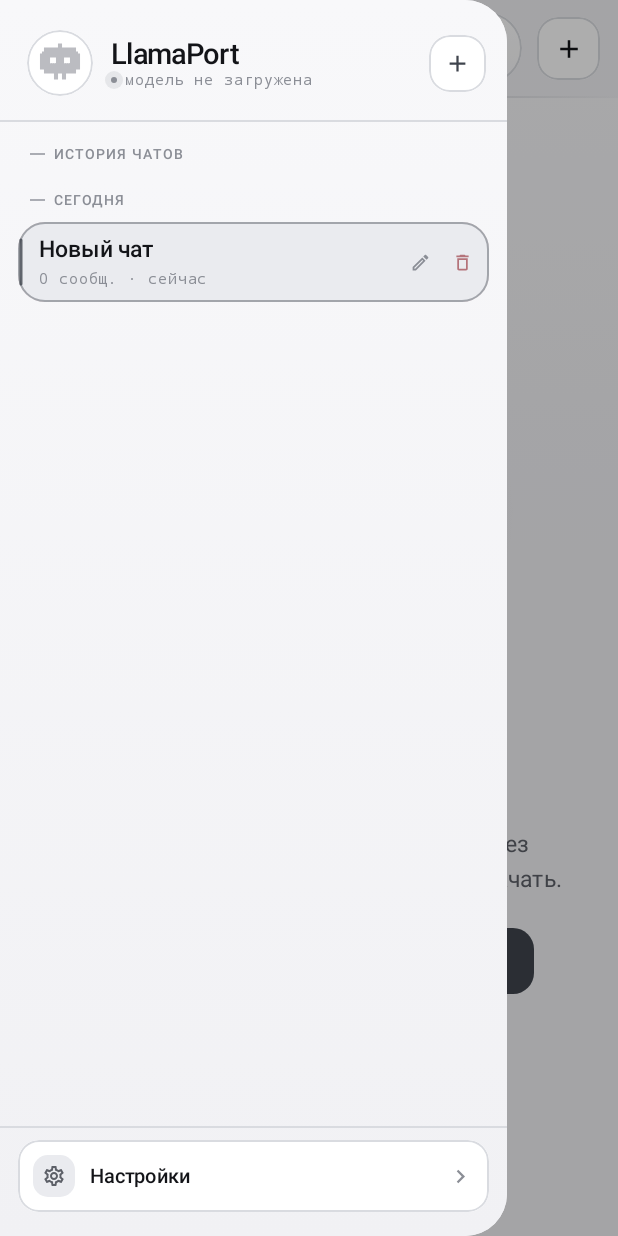
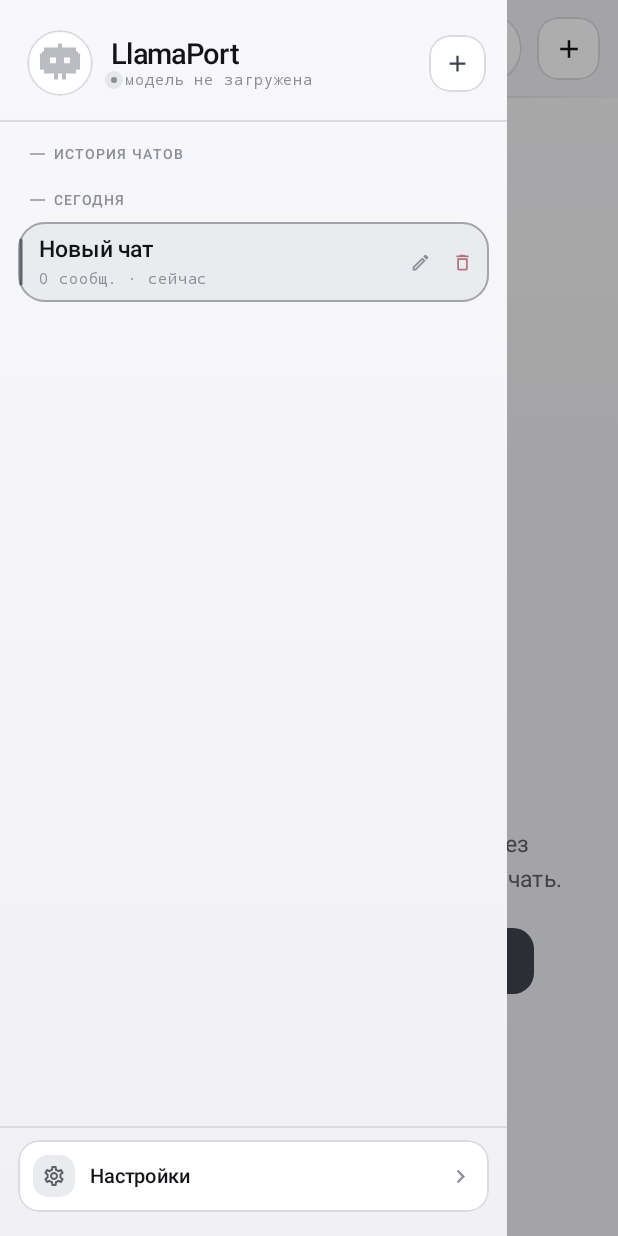
Before and after one commit to Fatalist0001/LlamaPort, an Android app built with Jetpack Compose: the screen it shows after launch (MainActivity), after a tap on "Меню", on a phone screen of 412 x 824 dp. Run offline under Robolectric (Android 15) with nearby library versions, the phone set to English and light mode, and no system bars; pictures from the network do not load; 2 other taps on this screen came first.

Commit message:
perf(drawer): eliminate full-sheet scroll texture uploads

```diff
--- a/app/src/main/java/com/llamaport/app/ChatScreen.kt
+++ b/app/src/main/java/com/llamaport/app/ChatScreen.kt
@@ -1048,6 +1048,9 @@ internal fun SessionRow(
                         tint = palette.textMuted,
                         size = 28.dp,
                         iconSize = 14.dp,
+                        // Keep list actions lightweight: no per-button press
+                        // animation state or graphics layer during flings.
+                        pressEffect = false,
                     )
                     ObsidianIconButton(
                         icon = Icons.Outlined.Delete,
@@ -1057,6 +1060,7 @@ internal fun SessionRow(
                         tint = if (active) palette.error.copy(alpha = 0.75f) else palette.textMuted,
                         size = 28.dp,
                         iconSize = 14.dp,
+                        pressEffect = false,
                     )
                 }
             }
--- a/app/src/main/java/com/llamaport/app/HomeChrome.kt
+++ b/app/src/main/java/com/llamaport/app/HomeChrome.kt
@@ -35,6 +35,7 @@ import androidx.compose.foundation.layout.widthIn
 import androidx.compose.foundation.layout.windowInsetsPadding
 import androidx.compose.foundation.lazy.LazyColumn
 import androidx.compose.foundation.lazy.items
+import androidx.compose.foundation.lazy.rememberLazyListState
 import androidx.compose.foundation.rememberScrollState
 import androidx.compose.foundation.verticalScroll
 import androidx.compose.foundation.shape.CircleShape
@@ -60,6 +61,7 @@ import androidx.compose.material3.TextButton
 import androidx.compose.material3.ripple
 import androidx.compose.runtime.Composable
 import androidx.compose.runtime.LaunchedEffect
+import androidx.compose.runtime.derivedStateOf
 import androidx.compose.runtime.getValue
 import androidx.compose.runtime.mutableIntStateOf
 import androidx.compose.runtime.mutableStateOf
@@ -69,6 +71,7 @@ import androidx.compose.ui.Alignment
 import androidx.compose.ui.Modifier
 import androidx.compose.ui.draw.clip
 import androidx.compose.ui.graphics.Brush
+import androidx.compose.ui.graphics.RectangleShape
 import androidx.compose.ui.graphics.graphicsLayer
 import androidx.compose.ui.graphics.vector.ImageVector
 import androidx.compose.ui.text.font.FontWeight
@@ -308,6 +311,12 @@ internal fun AppDrawer(
             )
         }
     }
+    // The history list. Its scroll state also gates the header robot: while the
+    // user drags or flings the list, every robot tick would invalidate a frame
+    // mid-scroll for an animation nobody is looking at, so the robot freezes
+    // for the duration of the gesture and resumes when the list settles.
+    val sessionsListState = rememberLazyListState()
+    val scrolling by remember { derivedStateOf { sessionsListState.isScrollInProgress } }
 
     ModalDrawerSheet(
         modifier = Modifier
@@ -315,7 +324,10 @@ internal fun AppDrawer(
             .fillMaxWidth(0.82f),
         drawerContainerColor = palette.background,
         drawerContentColor = palette.textPrimary,
-        drawerShape = RoundedCornerShape(topEnd = 28.dp, bottomEnd = 28.dp),
+        // A rounded full-height Surface forces the changing LazyColumn into an
+        // 886x2274 offscreen texture; Perfetto showed that texture uploading on
+        // every scroll frame. Keep the sheet rectangular so rows draw directly.
+        drawerShape = RectangleShape,
     ) {
         Box(
             Modifier
@@ -346,8 +358,9 @@ internal fun AppDrawer(
                                     size = 32.dp,
                                     // The drawer content stays composed while the
                                     // drawer is closed; freeze the robot so it never
-                                    // animates offscreen.
-                                    active = drawerActive,
+                                    // animates offscreen, and freeze it during a list
+                                    // scroll so no tick lands in a scroll frame.
+                                    active = drawerActive && !scrolling,
                                 )
                             }
                             Spacer(Modifier.width(12.dp))
@@ -432,6 +445,7 @@ internal fun AppDrawer(
                     } else {
                         LazyColumn(
                             Modifier.fillMaxSize(),
+                            state = sessionsListState,
                             contentPadding = PaddingValues(horizontal = 12.dp, vertical = 4.dp),
                         ) {
                             visibleSessions.forEach { (group, sessions) ->
@@ -583,14 +597,22 @@ private fun DrawerPart(
     modifier: Modifier = Modifier,
     content: @Composable () -> Unit,
 ) {
-    Box(
+    val revealFinished by remember(reveal) {
+        derivedStateOf { reveal.value >= 0.999f }
+    }
+    val revealModifier = if (revealFinished) {
+        // Drop the layer once the entrance has settled. Keeping a graphics
+        // layer around the LazyColumn makes each scroll frame re-upload it.
+        modifier
+    } else {
         modifier.graphicsLayer {
             val start = index * 0.08f
             val progress = ((reveal.value - start) / 0.76f).coerceIn(0f, 1f)
             alpha = progress
             translationX = (1f - progress) * 20.dp.toPx()
-        },
-    ) {
+        }
+    }
+    Box(revealModifier) {
         content()
     }
 }
--- a/app/src/main/java/com/llamaport/app/ui/components/Obsidian.kt
+++ b/app/src/main/java/com/llamaport/app/ui/components/Obsidian.kt
@@ -8,7 +8,7 @@ import androidx.compose.animation.core.tween
 import androidx.compose.foundation.Canvas
 import androidx.compose.foundation.background
 import androidx.compose.foundation.border
-import androidx.compose.foundation.interaction.MutableInteractionSource
+import androidx.compose.foundation.clickable
 import androidx.compose.foundation.layout.Arrangement
 import androidx.compose.foundation.layout.Box
 import androidx.compose.foundation.layout.BoxScope
@@ -163,7 +163,14 @@ fun StateDot(
     }
 }
 
-/** Circular / squircle icon button used in bars and card corners. */
+/**
+ * Circular / squircle icon button used in bars and card corners.
+ *
+ * [pressEffect] adds the press scale and its animation layer. Inside a long
+ * scrolling list each instance costs an animation state, a coroutine and a
+ * graphics layer, so list rows pass `false` and keep a ripple plus click
+ * haptics without paying that per-row animation cost.
+ */
 @Composable
 fun ObsidianIconButton(
     icon: ImageVector,
@@ -177,8 +184,11 @@ fun ObsidianIconButton(
     size: Dp = 40.dp,
     iconSize: Dp = 20.dp,
     shape: Shape = MaterialTheme.shapes.small,
+    pressEffect: Boolean = true,
 ) {
-    val palette = ObsidianTheme.palette
+    if (pressEffect) {
+        // Preserve the original ordering: the alpha layer dims the complete
+        // button, including its background and border.
         Box(
             modifier = modifier
                 .size(size)
@@ -201,6 +211,40 @@ fun ObsidianIconButton(
                 tint = tint,
                 modifier = Modifier.size(iconSize),
             )
+        }
+    } else {
+        // No press Animatable and no graphics layer. The regular clickable
+        // overload creates interaction machinery lazily, and haptics run only
+        // after a successful click so a vertical scroll never buzzes.
+        val haptics = LocalHapticFeedback.current
+        Box(
+            modifier = modifier
+                .size(size)
+                .clip(shape)
+                .background(container)
+                .then(
+                    if (borderColor != null) {
+                        Modifier.border(1.dp, borderColor, shape)
+                    } else {
+                        Modifier
+                    },
+                )
+                .clickable(
+                    enabled = enabled,
+                    onClick = {
+                        haptics.performHapticFeedback(HapticFeedbackType.TextHandleMove)
+                        onClick()
+                    },
+                ),
+            contentAlignment = Alignment.Center,
+        ) {
+            Icon(
+                imageVector = icon,
+                contentDescription = contentDescription,
+                tint = if (enabled) tint else tint.copy(alpha = tint.alpha * 0.38f),
+                modifier = Modifier.size(iconSize),
+            )
+        }
     }
 }
 
```
Lines whose indentation alone changed are shown as unchanged.
